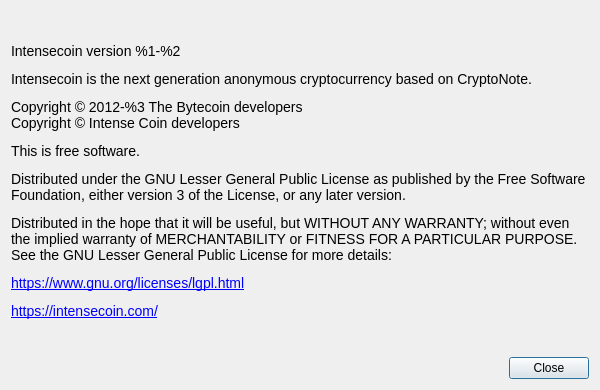
Above: src/Gui/Common/AboutDialog.ui from puroInstinto/lith004 before the change. Below: the same form after it.
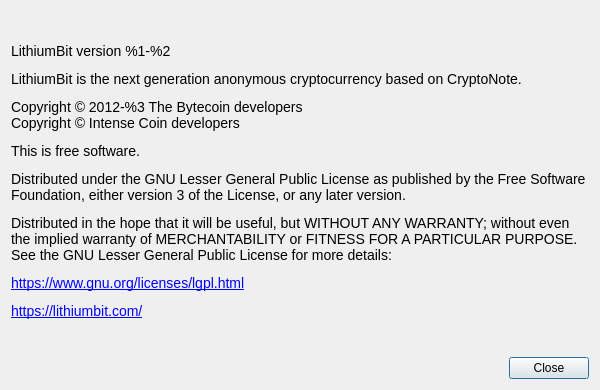
That is the form after the change. Custom widgets are drawn as their Qt base class.

Commit message: Update de Luk a Lithium

```diff
--- a/src/Gui/Common/AboutDialog.ui
+++ b/src/Gui/Common/AboutDialog.ui
@@ -41,7 +41,7 @@
       </sizepolicy>
      </property>
      <property name="text">
-      <string>&lt;html&gt;&lt;head/&gt;&lt;body&gt;&lt;p&gt;&lt;span style=&quot; font-family:'Open Sans'; font-size:14px;&quot;&gt;Intensecoin version %1-%2&lt;/span&gt;&lt;/p&gt;&lt;p&gt;&lt;span style=&quot; font-family:'Open Sans'; font-size:14px;&quot;&gt;Intensecoin is the next generation anonymous cryptocurrency based on CryptoNote.&lt;/span&gt;&lt;/p&gt;&lt;p&gt;&lt;span style=&quot; font-family:'Open Sans'; font-size:14px;&quot;&gt;Copyright © 2012-%3 The Bytecoin developers&lt;br&gt;Copyright © Intense Coin developers&lt;/span&gt;&lt;/p&gt;&lt;p&gt;&lt;span style=&quot; font-family:'Open Sans'; font-size:14px;&quot;&gt;This is free software.&lt;/span&gt;&lt;/p&gt;&lt;p&gt;&lt;span style=&quot; font-family:'Open Sans'; font-size:14px;&quot;&gt;Distributed under the GNU Lesser General Public License as published by the Free Software Foundation, either version 3 of the License, or any later version.&lt;/span&gt;&lt;/p&gt;&lt;p&gt;&lt;span style=&quot; font-family:'Open Sans'; font-size:14px;&quot;&gt;Distributed in the hope that it will be useful, but WITHOUT ANY WARRANTY; without even the implied warranty of MERCHANTABILITY or FITNESS FOR A PARTICULAR PURPOSE. See the GNU Lesser General Public License for more details:&lt;/span&gt;&lt;/p&gt;&lt;p&gt;&lt;a href=&quot;https://www.gnu.org/licenses/lgpl.html&quot;&gt;&lt;span style=&quot; font-family:'Open Sans'; font-size:14px; text-decoration: underline; color:#0000ff;&quot;&gt;https://www.gnu.org/licenses/lgpl.html&lt;/span&gt;&lt;/a&gt;&lt;/p&gt;&lt;p&gt;&lt;a href=&quot;https://intensecoin.com/&quot;&gt;&lt;span style=&quot; font-family:'Open Sans'; font-size:14px; text-decoration: underline; color:#0000ff;&quot;&gt;https://intensecoin.com/&lt;/span&gt;&lt;/a&gt;&lt;/p&gt;&lt;/body&gt;&lt;/html&gt;</string>
+      <string>&lt;html&gt;&lt;head/&gt;&lt;body&gt;&lt;p&gt;&lt;span style=&quot; font-family:'Open Sans'; font-size:14px;&quot;&gt;LithiumBit version %1-%2&lt;/span&gt;&lt;/p&gt;&lt;p&gt;&lt;span style=&quot; font-family:'Open Sans'; font-size:14px;&quot;&gt;LithiumBit is the next generation anonymous cryptocurrency based on CryptoNote.&lt;/span&gt;&lt;/p&gt;&lt;p&gt;&lt;span style=&quot; font-family:'Open Sans'; font-size:14px;&quot;&gt;Copyright © 2012-%3 The Bytecoin developers&lt;br&gt;Copyright © Intense Coin developers&lt;/span&gt;&lt;/p&gt;&lt;p&gt;&lt;span style=&quot; font-family:'Open Sans'; font-size:14px;&quot;&gt;This is free software.&lt;/span&gt;&lt;/p&gt;&lt;p&gt;&lt;span style=&quot; font-family:'Open Sans'; font-size:14px;&quot;&gt;Distributed under the GNU Lesser General Public License as published by the Free Software Foundation, either version 3 of the License, or any later version.&lt;/span&gt;&lt;/p&gt;&lt;p&gt;&lt;span style=&quot; font-family:'Open Sans'; font-size:14px;&quot;&gt;Distributed in the hope that it will be useful, but WITHOUT ANY WARRANTY; without even the implied warranty of MERCHANTABILITY or FITNESS FOR A PARTICULAR PURPOSE. See the GNU Lesser General Public License for more details:&lt;/span&gt;&lt;/p&gt;&lt;p&gt;&lt;a href=&quot;https://www.gnu.org/licenses/lgpl.html&quot;&gt;&lt;span style=&quot; font-family:'Open Sans'; font-size:14px; text-decoration: underline; color:#0000ff;&quot;&gt;https://www.gnu.org/licenses/lgpl.html&lt;/span&gt;&lt;/a&gt;&lt;/p&gt;&lt;p&gt;&lt;a href=&quot;https://lithiumbit.com/&quot;&gt;&lt;span style=&quot; font-family:'Open Sans'; font-size:14px; text-decoration: underline; color:#0000ff;&quot;&gt;https://lithiumbit.com/&lt;/span&gt;&lt;/a&gt;&lt;/p&gt;&lt;/body&gt;&lt;/html&gt;</string>
      </property>
      <property name="textFormat">
       <enum>Qt::RichText</enum>
```
The commit also changes 280 other files.
